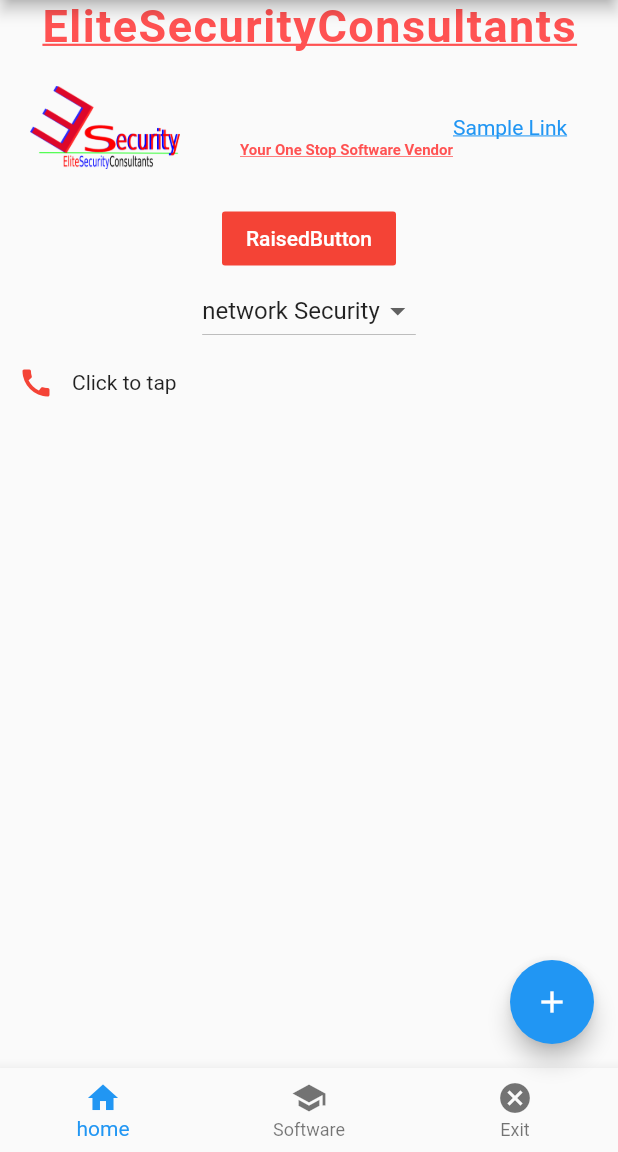
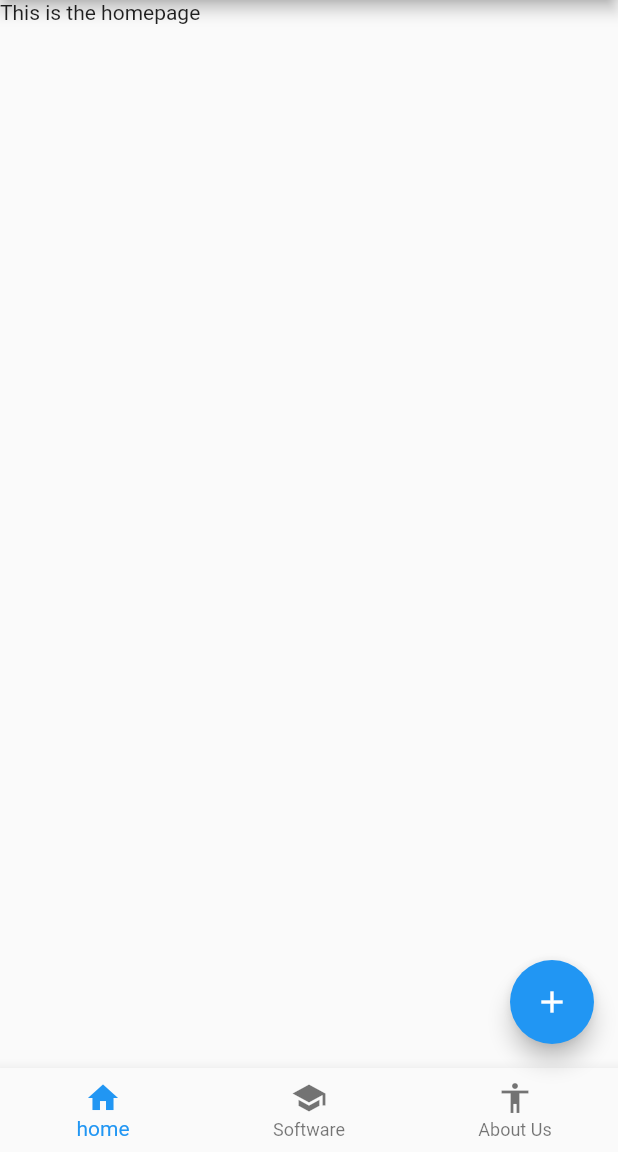
Before and after one commit to samuelmwangi729/esunisol, a Flutter app: the screen it shows after launch, on a phone screen of 412 x 824 dp, the part 84-1236 px from its top. Run offline on Flutter 3.47's test engine with Material 2 defaults, Android fonts, the phone set to English and light mode, and no system bars.

Commit message:
Initial Commit

```diff
--- /dev/null
+++ b/lib/Home.dart
@@ -0,0 +1,11 @@
+import 'package:flutter/material.dart';
+
+
+class Home extends StatelessWidget{
+  @override
+  Widget build(BuildContext context){
+    return Container(
+      child: Text('This is the homepage'),
+    );
+  }
+}
--- /dev/null
+++ b/lib/Portfolio.dart
@@ -0,0 +1,17 @@
+import 'package:flutter/material.dart';
+
+
+class Portfolio extends StatefulWidget{
+  PortfolioState createState() => PortfolioState();
+}
+
+
+class PortfolioState extends State<Portfolio>{
+  @override
+
+  Widget build(BuildContext context){
+    return Container(
+      child:Text('This is the portfolio page')
+    );
+  }
+}
--- /dev/null
+++ b/lib/login.dart
@@ -0,0 +1,12 @@
+import 'package:flutter/material.dart';
+
+
+class Login extends StatelessWidget{
+@override
+  Widget build(BuildContext context){
+  return Container
+    (
+    child:Text('sample container')
+  );
+}
+}
--- a/lib/main.dart
+++ b/lib/main.dart
@@ -1,5 +1,8 @@
 import 'package:flutter/material.dart';
 import 'package:flutter/rendering.dart';
+import 'package:esunisol/login.dart';
+import 'package:esunisol/Home.dart';
+import 'package:esunisol/Portfolio.dart';
 
 void main() => runApp(MyApp());
 
@@ -50,7 +53,22 @@ class _MyHomePageState extends State<MyHomePage> {
   int _counter = 0;
   int _selectedIndex=0;
   String dropdownStr='network Security';
+  Widget getPage(int currentIndex){
+    switch(currentIndex){
+      case 0:
+        return Home();
+        break;
+      case 1:
+        return Login();
+        break;
+      case 2:
+        return Portfolio();
+        break;
+      default:
+        return Home();
 
+    }
+  }
   void _incrementCounter() {
     setState(() {
       // This call to setState tells the Flutter framework that something has
@@ -146,119 +164,12 @@ class _MyHomePageState extends State<MyHomePage> {
           ],
         )
       ),
-      body: Center(
-        // Center is a layout widget. It takes a single child and positions it
-        // in the middle of the parent.
-        child: Container(
-          child: Column(
-            children: <Widget>[
-              new Text(
-                'EliteSecurityConsultants',
-                style: new TextStyle(
-                  fontWeight: FontWeight.bold,
-                  color: Colors.redAccent,
-                  decoration: TextDecoration.underline,
-                  fontSize: 30,
-                  letterSpacing: 1
-                ),
-              ),
-//               Align(
-//                 alignment: Alignment.bottomRight,
-//                 child: Image(
-//                   width: 100,
-//                   image: AssetImage('assets/images/Real.png'),
-//                 ),
-//               ),
-               Row(
-                children: <Widget>[
-                  Padding(
-                    padding: EdgeInsets.fromLTRB(20, 0, 40, 0),
-                    child:Image(
-                      width: 100,
-                     height: 100,
-                     image: AssetImage('assets/images/Real.png'),
-                    )
-                  ),
-                  Padding(
-                    padding: EdgeInsets.fromLTRB(0, 30, 0, 0),
-                      child:Text(
-                        'Your One Stop Software Vendor',
-                        style: new TextStyle(
-                            fontSize: 10,
-                            fontWeight: FontWeight.bold,
-                            color: Colors.redAccent, decoration: TextDecoration.underline
-                        ),
-                      )
-                  ),
-                  Listener(
-                    onPointerDown: (PointerDownEvent event){
-                      print('Clicked');
-                    },
-                      onPointerMove: (PointerMoveEvent event){
-                        print('moved');
-                        print(event);
-                      },
-                    child:Text(
-                      'Sample Link',
-                      style: new TextStyle(
-                        color: Colors.blue,
-                        decoration: TextDecoration.underline
-                      ),
-                    )
-                  ),
-                ],
-              ),
-              FlatButton(
-                splashColor: Colors.red,
-                onPressed: ()=>{
-                  print('the button hasbeen clicked'),
-                },
-                child:Text(
-                  'RaisedButton'
-                ),
-                color: Colors.red,
-                textColor: Colors.white,
-              ),
-              DropdownButton <String>(
-                value: dropdownStr,
-                onChanged: (String newValue){
-                  setState(() {
-                    dropdownStr=newValue;
-                  });
-                },
-                items: <String>['network Security','ethical hackig','web hacking']
-                    .map<DropdownMenuItem<String>>((String value){
-                return DropdownMenuItem<String>(
-                    value: value,
-                  child: Text(value),
-                );
-                }).toList()
-              ),
-              Row(
-                children: <Widget>[
-                  IconButton(
-                    icon: Icon(Icons.call),
-                    tooltip: "Call Contact",
-                    onPressed: callContact,
-                    color: Colors.red,
-                  ),
-                  GestureDetector(
-                    onLongPressUp: (){
-                      print('LongPressed up');
-                    },
-                    child:Text('Click to tap'),
-                  )
-                ],
-              ),
-            ],
-          ),
-        ),
-      ),
+     body:getPage(_selectedIndex),
      bottomNavigationBar: BottomNavigationBar(
        items: <BottomNavigationBarItem>[
          BottomNavigationBarItem(icon: Icon(Icons.home),title: Text("home")),
          BottomNavigationBarItem(icon: Icon(Icons.school),title: Text("Software")),
-         BottomNavigationBarItem(icon: Icon(Icons.cancel),title: Text("Exit"))
+         BottomNavigationBarItem(icon: Icon(Icons.accessibility),title: Text("About Us"))
        ],
        currentIndex: _selectedIndex,
        onTap: changeIndex,
```
